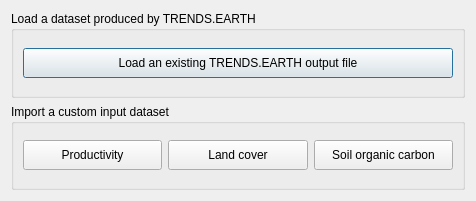
Above: LDMP/gui/DlgDataIO.ui from ConservationInternational/trends.earth before the change. Below: the same form after it.
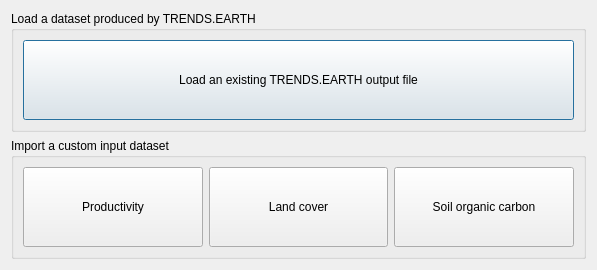
That is the form after the change.

Diff of the .ui file:
```diff
--- a/LDMP/gui/DlgDataIO.ui
+++ b/LDMP/gui/DlgDataIO.ui
@@ -9,8 +9,8 @@
    <rect>
     <x>0</x>
     <y>0</y>
-    <width>476</width>
-    <height>201</height>
+    <width>597</width>
+    <height>270</height>
    </rect>
   </property>
   <property name="sizePolicy">
@@ -25,6 +25,12 @@
   <layout class="QVBoxLayout" name="verticalLayout">
    <item>
     <widget class="QGroupBox" name="groupBox_2">
+     <property name="sizePolicy">
+      <sizepolicy hsizetype="Preferred" vsizetype="Minimum">
+       <horstretch>0</horstretch>
+       <verstretch>0</verstretch>
+      </sizepolicy>
+     </property>
      <property name="title">
       <string>Load a dataset produced by TRENDS.EARTH</string>
      </property>
@@ -32,7 +38,7 @@
       <item>
        <widget class="QPushButton" name="btn_te">
         <property name="sizePolicy">
-         <sizepolicy hsizetype="Expanding" vsizetype="Fixed">
+         <sizepolicy hsizetype="Expanding" vsizetype="Minimum">
           <horstretch>0</horstretch>
           <verstretch>0</verstretch>
          </sizepolicy>
@@ -65,12 +71,24 @@
    </item>
    <item>
     <widget class="QGroupBox" name="groupBox">
+     <property name="sizePolicy">
+      <sizepolicy hsizetype="Preferred" vsizetype="Minimum">
+       <horstretch>0</horstretch>
+       <verstretch>0</verstretch>
+      </sizepolicy>
+     </property>
      <property name="title">
       <string>Import a custom input dataset</string>
      </property>
      <layout class="QHBoxLayout" name="horizontalLayout">
       <item>
        <widget class="QPushButton" name="btn_prod">
+        <property name="sizePolicy">
+         <sizepolicy hsizetype="Minimum" vsizetype="Minimum">
+          <horstretch>0</horstretch>
+          <verstretch>0</verstretch>
+         </sizepolicy>
+        </property>
         <property name="minimumSize">
          <size>
           <width>0</width>
@@ -84,6 +102,12 @@
       </item>
       <item>
        <widget class="QPushButton" name="btn_lc">
+        <property name="sizePolicy">
+         <sizepolicy hsizetype="Minimum" vsizetype="Minimum">
+          <horstretch>0</horstretch>
+          <verstretch>0</verstretch>
+         </sizepolicy>
+        </property>
         <property name="minimumSize">
          <size>
           <width>0</width>
@@ -97,6 +121,12 @@
       </item>
       <item>
        <widget class="QPushButton" name="btn_soc">
+        <property name="sizePolicy">
+         <sizepolicy hsizetype="Minimum" vsizetype="Minimum">
+          <horstretch>0</horstretch>
+          <verstretch>0</verstretch>
+         </sizepolicy>
+        </property>
         <property name="minimumSize">
          <size>
           <width>0</width>
```
